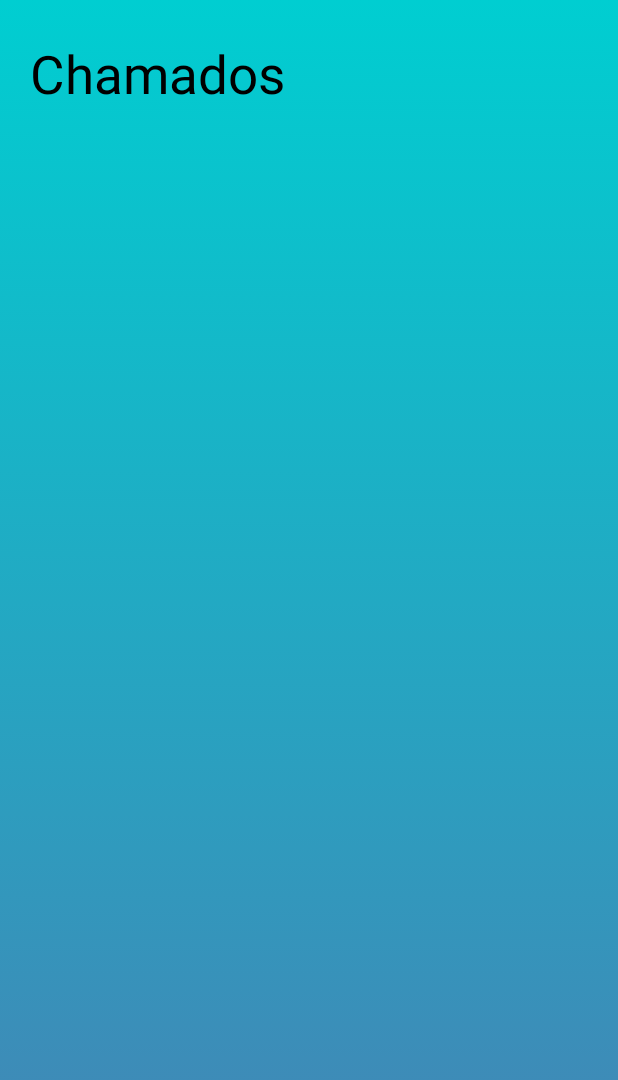
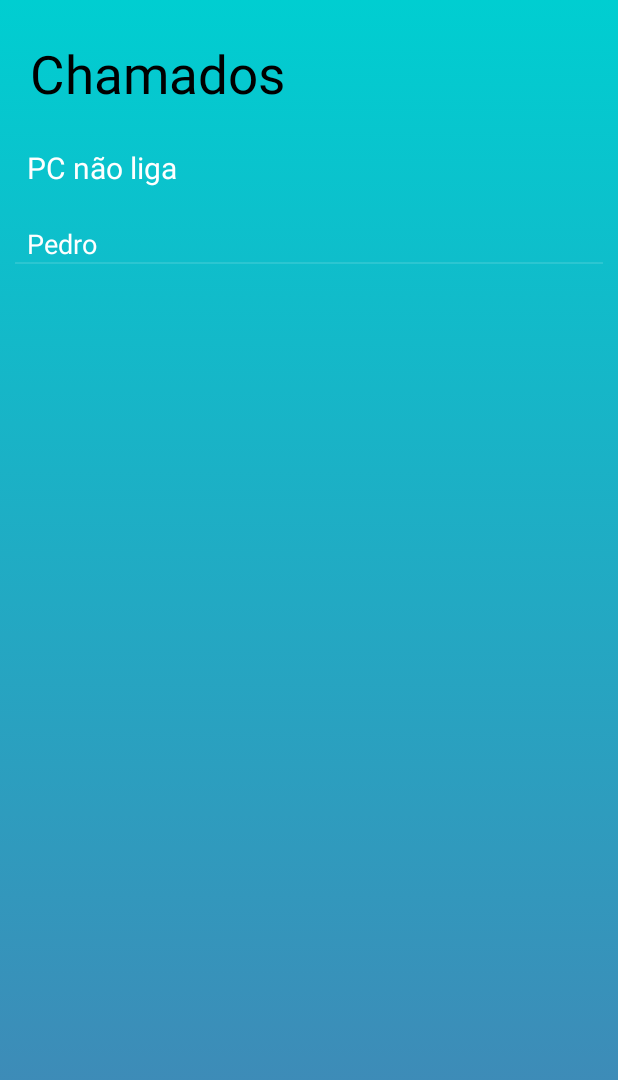
Before and after one commit to lscon/OSApp, an Android app: the screen it shows after launch (ActivityPrincipal), on a phone screen of 412 x 824 dp. Shown: the top 1080 px of the screen. Run offline under Robolectric (Android 15) with nearby library versions, the phone set to English and light mode, and no system bars.

Commit message:
Criando Classe adapter e activity para exibição de detalhes sobre o chamado

```diff
--- a/app/src/main/java/br/edu/iff/pooa20172/osapp/activity/ActivityPrincipal.java
+++ b/app/src/main/java/br/edu/iff/pooa20172/osapp/activity/ActivityPrincipal.java
@@ -1,11 +1,17 @@
 package br.edu.iff.pooa20172.osapp.activity;
 
+import android.content.Intent;
 import android.support.v7.app.AppCompatActivity;
 import android.os.Bundle;
+import android.view.View;
+import android.widget.AdapterView;
+import android.widget.ArrayAdapter;
+import android.widget.ListView;
 
 import java.util.ArrayList;
 
 import br.edu.iff.pooa20172.osapp.R;
+import br.edu.iff.pooa20172.osapp.adapter.ChamadoAdapter;
 import br.edu.iff.pooa20172.osapp.model.Chamado;
 
 public class ActivityPrincipal extends AppCompatActivity {
@@ -14,14 +20,35 @@ public class ActivityPrincipal extends AppCompatActivity {
     protected void onCreate(Bundle savedInstanceState) {
         super.onCreate(savedInstanceState);
         setContentView(R.layout.activity_principal);
+
+        ListView lista = (ListView) findViewById(R.id.lvChamados);
+
+        final ArrayList<Chamado> chamados = adicionaChamados();
+
+        ArrayAdapter adapter = new ChamadoAdapter(this, chamados);
+
+        lista.setAdapter(adapter);
+
+        lista.setOnItemClickListener(new AdapterView.OnItemClickListener() {
+            @Override
+            public void onItemClick(AdapterView<?> adapterView, View view, int i, long l) {
+                Intent intent = new Intent(ActivityPrincipal.this, ActivityDetalhe.class);
+                intent.putExtra("descricao", chamados.get(i).getDescricao());
+                intent.putExtra("setor", chamados.get(i).getSetor());
+                intent.putExtra("usuario", chamados.get(i).getUsuario());
+                startActivity(intent);
+            }
+        });
     }
 
-    private ArrayList<Chamado> adicionaChamado() {
+    private ArrayList<Chamado> adicionaChamados() {
 
         ArrayList<Chamado> chamados = new ArrayList<Chamado>();
 
         Chamado c = new Chamado("PC não liga", "Hardware",
                 "Tesouraria", "Pedro", "11/12/2017");
         chamados.add(c);
+
+        return chamados;
     }
 }
--- /dev/null
+++ b/app/src/main/java/br/edu/iff/pooa20172/osapp/adapter/ChamadoAdapter.java
@@ -0,0 +1,47 @@
+package br.edu.iff.pooa20172.osapp.adapter;
+
+import android.content.Context;
+import android.support.annotation.NonNull;
+import android.view.LayoutInflater;
+import android.view.View;
+import android.view.ViewGroup;
+import android.widget.ArrayAdapter;
+import android.widget.TextView;
+
+import java.util.ArrayList;
+
+import br.edu.iff.pooa20172.osapp.R;
+import br.edu.iff.pooa20172.osapp.model.Chamado;
+
+/**
+ * Created by fazenda on 14/12/17.
+ */
+
+public class ChamadoAdapter extends ArrayAdapter<Chamado> {
+
+    private final Context context;
+    private final ArrayList<Chamado> elementos;
+
+    public ChamadoAdapter(Context context, ArrayList<Chamado> elementos) {
+        super(context, R.layout.item_chamado, elementos);
+        this.context = context;
+        this.elementos = elementos;
+    }
+
+    @Override
+    public View getView(int position, View convertView, ViewGroup parent) {
+        LayoutInflater inflater = (LayoutInflater) context
+                .getSystemService(Context.LAYOUT_INFLATER_SERVICE);
+
+        View rowView = inflater.inflate(R.layout.item_chamado, parent, false);
+
+        TextView nomeEvento = (TextView) rowView.findViewById(R.id.tvDescricao);
+        TextView data = (TextView) rowView.findViewById(R.id.tvSetor);
+        TextView local = (TextView) rowView.findViewById(R.id.tvUsuario);
+
+        nomeEvento.setText(elementos.get(position).getDescricao());
+        data.setText(elementos.get(position).getSetor());
+        local.setText(elementos.get(position).getUsuario());
+        return rowView;
+    }
+}
--- a/app/src/main/res/layout/activity_abertura.xml
+++ b/app/src/main/res/layout/activity_abertura.xml
@@ -5,7 +5,6 @@
     android:layout_width="match_parent"
     android:layout_height="match_parent"
     android:background="@drawable/gradient_background"
-    android:theme="@android:style/Theme.Black.NoTitleBar"
     tools:context="br.edu.iff.pooa20172.osapp.activity.ActivityAbertura">
 
     <ImageView
--- /dev/null
+++ b/app/src/main/res/layout/item_chamado.xml
@@ -0,0 +1,41 @@
+<?xml version="1.0" encoding="utf-8"?>
+<android.support.constraint.ConstraintLayout
+    xmlns:android="http://schemas.android.com/apk/res/android" android:layout_width="match_parent"
+    android:layout_height="match_parent" >
+
+    <LinearLayout
+        android:layout_width="match_parent"
+        android:layout_height="wrap_content"
+        android:layout_gravity="right"
+        android:layout_marginEnd="8dp"
+        android:layout_marginStart="8dp"
+        android:layout_marginTop="8dp"
+        android:orientation="vertical" >
+
+        <TextView
+            android:id="@+id/tvDescricao"
+            android:layout_width="wrap_content"
+            android:layout_height="wrap_content"
+            android:layout_marginTop="5dp"
+            android:text="descricao"
+            android:textAppearance="@style/TextAppearance.AppCompat"
+            android:textSize="20sp" />
+
+        <TextView
+            android:id="@+id/tvSetor"
+            android:layout_width="wrap_content"
+            android:layout_height="wrap_content"
+            android:text="setor"
+            android:textAppearance="@style/TextAppearance.AppCompat"
+            android:textSize="18sp" />
+
+        <TextView
+            android:id="@+id/tvUsuario"
+            android:layout_width="wrap_content"
+            android:layout_height="wrap_content"
+            android:text="usuario"
+            android:textAppearance="@style/TextAppearance.AppCompat"
+            android:textSize="18sp" />
+    </LinearLayout>
+
+</android.support.constraint.ConstraintLayout>
--- a/app/src/main/res/values/colors.xml
+++ b/app/src/main/res/values/colors.xml
@@ -3,4 +3,5 @@
     <color name="colorPrimary">#3F51B5</color>
     <color name="colorPrimaryDark">#303F9F</color>
     <color name="colorAccent">#FF4081</color>
+    <color name="branco">#FFFFFF</color>
 </resources>
```
Also changed, not shown: app/src/main/AndroidManifest.xml (+8 -6 lines), app/src/main/java/br/edu/iff/pooa20172/osapp/activity/ActivityDetalhe.java (added, +15 -0 lines), app/src/main/res/layout/activity_detalhe.xml (added, +9 -0 lines).
